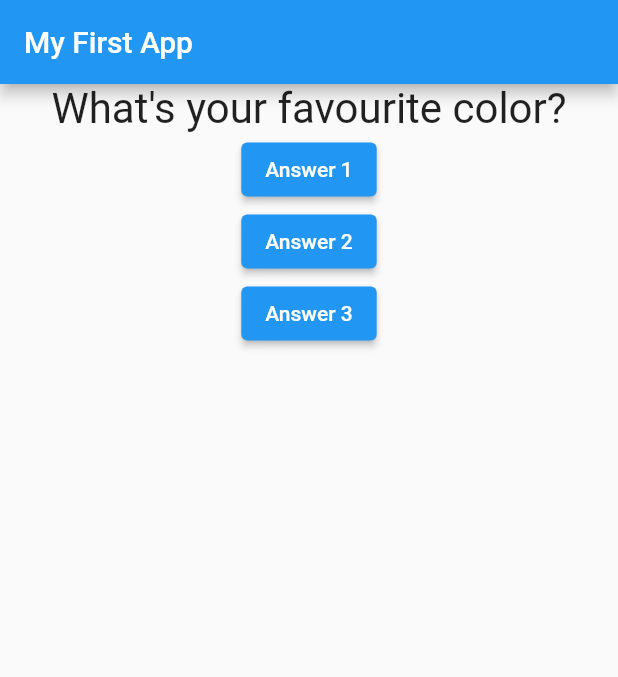
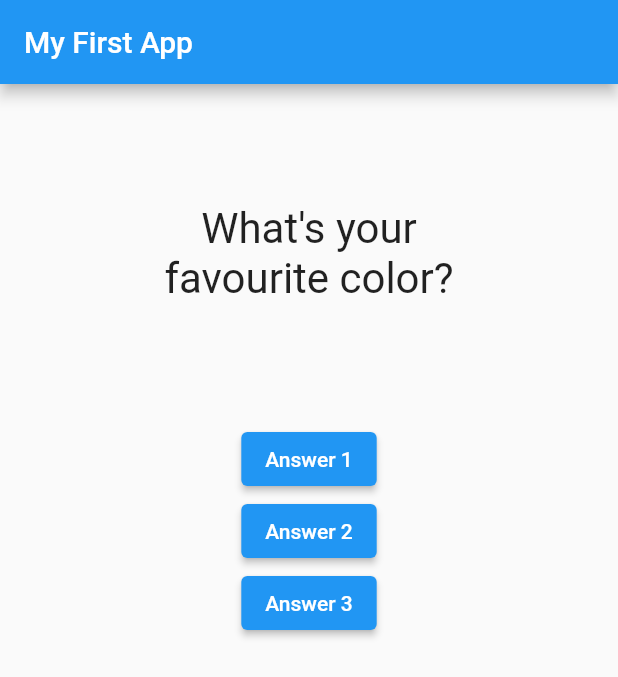
Before and after one commit to delwinbest/flutter_complete_guide, a Flutter app: the screen it shows after launch, on a phone screen of 412 x 824 dp. Shown: the top 677 px of the screen. Run offline on Flutter 3.47's test engine with Material 2 defaults, Android fonts, the phone set to English and light mode, and no system bars.

Commit message:
add padding.

```diff
--- a/lib/question.dart
+++ b/lib/question.dart
@@ -8,11 +8,13 @@ class Question extends StatelessWidget {
   Widget build(BuildContext context) {
     return Container(
         width: double.infinity,
+        child: Padding(
+          padding: EdgeInsets.all(80),
           child: Text(
             questionText,
             style: TextStyle(fontSize: 28),
             textAlign: TextAlign.center,
           ),
-    );
+        ));
   }
 }
```
Lines whose indentation alone changed are shown as unchanged.
